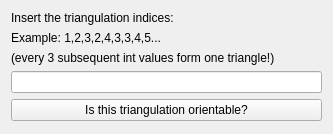
Qt form SurfaceOrientability/SurfaceOrientability/mainwindow.ui (smichan/ExerciseTopology) before a commit.
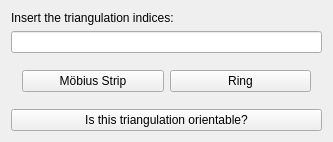
The same form after that commit.

Commit message: Added buttons and fixed bugs. Now you can use some predefined input by pressing Mobius or Ring buttons.

Patch:
```diff
--- a/SurfaceOrientability/SurfaceOrientability/mainwindow.ui
+++ b/SurfaceOrientability/SurfaceOrientability/mainwindow.ui
@@ -22,23 +22,29 @@
       </property>
      </widget>
     </item>
-    <item>
-     <widget class="QLabel" name="label_2">
-      <property name="text">
-       <string>Example: 1,2,3,2,4,3,3,4,5...</string>
-      </property>
-     </widget>
-    </item>
-    <item>
-     <widget class="QLabel" name="label_3">
-      <property name="text">
-       <string>(every 3 subsequent int values form one triangle!)</string>
-      </property>
-     </widget>
-    </item>
     <item>
      <widget class="QLineEdit" name="triangulationLine"/>
     </item>
+    <item>
+     <widget class="QWidget" name="widget" native="true">
+      <layout class="QHBoxLayout" name="horizontalLayout_2">
+       <item>
+        <widget class="QPushButton" name="mobiusButton">
+         <property name="text">
+          <string>Möbius Strip</string>
+         </property>
+        </widget>
+       </item>
+       <item>
+        <widget class="QPushButton" name="ringButton">
+         <property name="text">
+          <string>Ring</string>
+         </property>
+        </widget>
+       </item>
+      </layout>
+     </widget>
+    </item>
     <item>
      <widget class="QPushButton" name="triangulationButton">
       <property name="text">
@@ -46,19 +52,6 @@
       </property>
      </widget>
     </item>
-    <item>
-     <spacer name="verticalSpacer">
-      <property name="orientation">
-       <enum>Qt::Vertical</enum>
-      </property>
-      <property name="sizeHint" stdset="0">
-       <size>
-        <width>20</width>
-        <height>40</height>
-       </size>
-      </property>
-     </spacer>
-    </item>
    </layout>
   </widget>
  </widget>
```
The commit also changes 2 other files.
